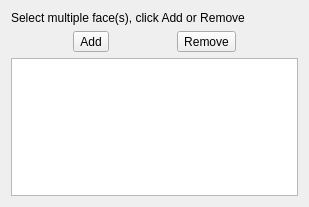
Qt form src/Mod/Fem/Gui/TaskFemConstraintFixed.ui (southseact-3d/fcd) before a commit.
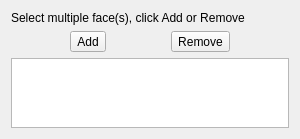
The same form after that commit.

The edit to the form file:
```diff
--- a/src/Mod/Fem/Gui/TaskFemConstraintFixed.ui
+++ b/src/Mod/Fem/Gui/TaskFemConstraintFixed.ui
@@ -6,8 +6,8 @@
    <rect>
     <x>0</x>
     <y>0</y>
-    <width>309</width>
-    <height>207</height>
+    <width>300</width>
+    <height>137</height>
    </rect>
   </property>
   <property name="windowTitle">
```
